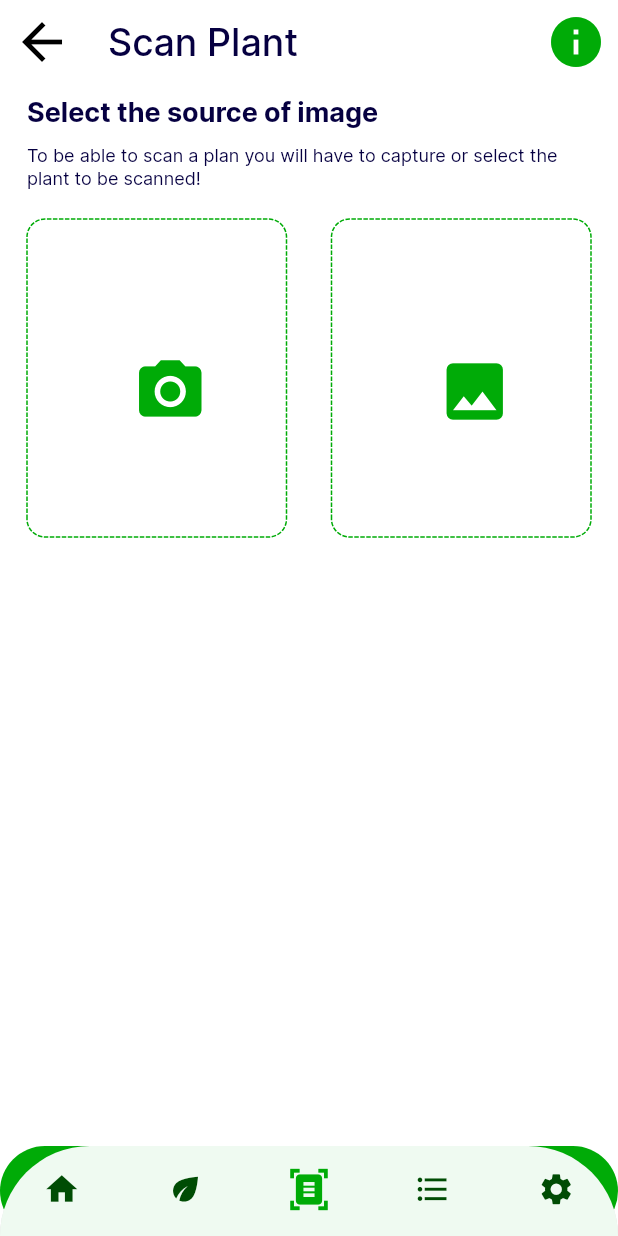
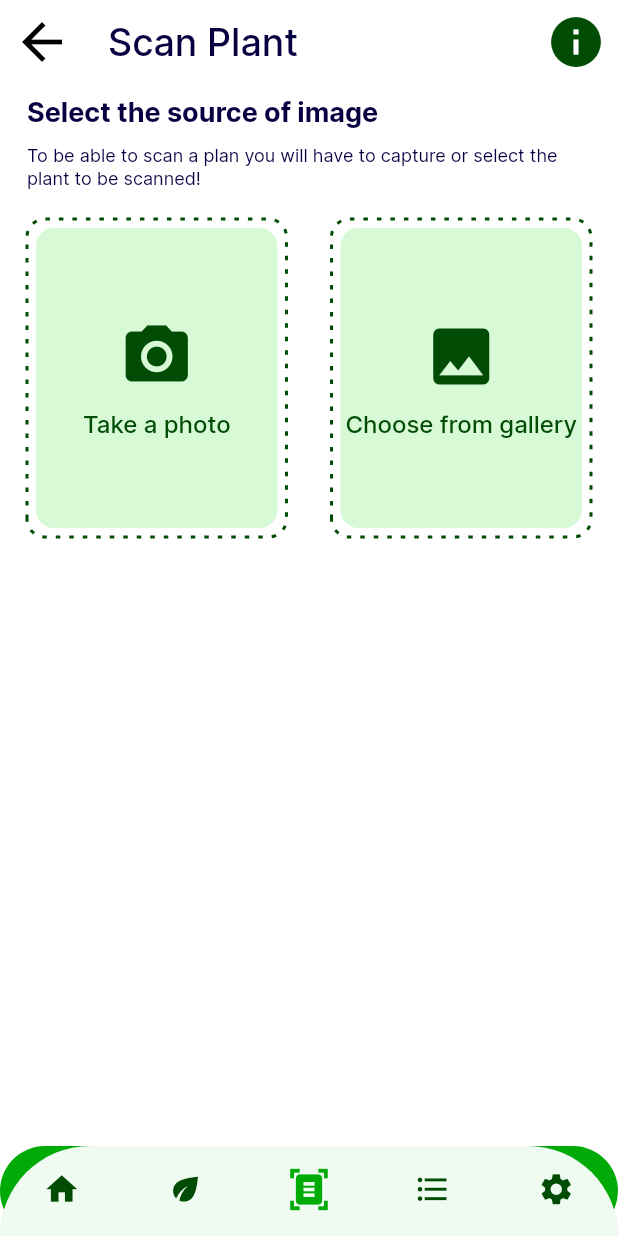
Before and after one commit to Atuoha/plantly, a Flutter app: the screen it shows once a user with an empty profile is signed in, item 3 of the bottom bar chosen, on a phone screen of 412 x 824 dp. Run offline on Flutter 3.47's test engine with Material 2 defaults, Android fonts, the phone set to English and light mode, and no system bars; drawn by our look-alikes of dotted_border; our stand-ins replace bloc, cloud_firestore, equatable, firebase_auth, firebase_core, flutter_bloc and 6 more; missing offline and left inert: is_first_run; accounts and stored records are empty; network calls fail.

Commit message:
theme adj

```diff
--- a/lib/presentation/screens/plant/single_view.dart
+++ b/lib/presentation/screens/plant/single_view.dart
@@ -31,7 +31,7 @@ class _SinglePlantScreenState extends State<SinglePlantScreen> {
           onPressed: () => Navigator.of(context).pop(),
           icon: const Icon(
             Icons.arrow_back,
-            color: primaryColor,
+            color: accentColor,
           ),
         ),
         title: Text(
--- a/lib/presentation/screens/plant/view_all.dart
+++ b/lib/presentation/screens/plant/view_all.dart
@@ -63,7 +63,7 @@ class _ViewAllPlantsState extends State<ViewAllPlants> {
           Padding(
             padding: const EdgeInsets.all(8.0),
             child: CircleAvatar(
-              backgroundColor: primaryColor,
+              backgroundColor: accentColor,
               child: GestureDetector(
                 onTap: () => Navigator.of(context)
                     .pushNamed(RouteManager.createPlantScreen),
--- a/lib/presentation/screens/scan/scan.dart
+++ b/lib/presentation/screens/scan/scan.dart
@@ -65,7 +65,7 @@ class _ScanScreenState extends State<ScanScreen> {
       floatingActionButtonLocation: FloatingActionButtonLocation.centerFloat,
       floatingActionButton: isImageSelected
           ? FloatingActionButton(
-              backgroundColor: primaryColor,
+              backgroundColor: accentColor,
               onPressed: () {},
               child: const Icon(
                 Icons.document_scanner_outlined,
@@ -93,7 +93,7 @@ class _ScanScreenState extends State<ScanScreen> {
             ),
             icon: const Icon(
               Icons.info,
-              color: primaryColor,
+              color: accentColor,
             ),
           )
         ],
@@ -128,6 +128,7 @@ class _ScanScreenState extends State<ScanScreen> {
                       Expanded(
                         child: ImagePickerUtil(
                           icon: Icons.camera_alt,
+                          title: 'Take a photo',
                           pickImageFnc: selectImage,
                           imageSource: ImagePathSource.camera,
                         ),
@@ -136,6 +137,7 @@ class _ScanScreenState extends State<ScanScreen> {
                       Expanded(
                         child: ImagePickerUtil(
                           icon: Icons.photo,
+                          title: 'Choose from gallery',
                           pickImageFnc: selectImage,
                           imageSource: ImagePathSource.gallery,
                         ),
@@ -146,7 +148,9 @@ class _ScanScreenState extends State<ScanScreen> {
                     children: [
                       DottedBorder(
                         borderType: BorderType.RRect,
-                        color: primaryColor,
+                        strokeWidth: 2,
+                        dashPattern: const [3, 6],
+                        color: accentColor,
                         radius: const Radius.circular(12),
                         padding: const EdgeInsets.all(6),
                         child: ClipRRect(
@@ -167,7 +171,7 @@ class _ScanScreenState extends State<ScanScreen> {
                         bottom: 10,
                         right: 10,
                         child: CircleAvatar(
-                          backgroundColor: primaryColor,
+                          backgroundColor: accentColor,
                           child: IconButton(
                             onPressed: () => resetIsImagePicked(),
                             icon: const Icon(
--- a/lib/presentation/screens/settings/settings.dart
+++ b/lib/presentation/screens/settings/settings.dart
@@ -60,7 +60,7 @@ class _SettingsScreenState extends State<SettingsScreen> {
             onPressed: () => signOut(),
             icon: const Icon(
               Icons.logout,
-              color: primaryColor,
+              color: accentColor,
             ),
           )
         ],
--- a/lib/presentation/screens/tasks/view_all.dart
+++ b/lib/presentation/screens/tasks/view_all.dart
@@ -22,7 +22,7 @@ class ViewAllTasks extends StatelessWidget {
           Padding(
             padding: const EdgeInsets.all(8.0),
             child: CircleAvatar(
-              backgroundColor: primaryColor,
+              backgroundColor: accentColor,
               child: GestureDetector(
                 onTap: () => Navigator.of(context)
                     .pushNamed(RouteManager.createTaskScreen),
--- a/lib/presentation/utils/image_picker.dart
+++ b/lib/presentation/utils/image_picker.dart
@@ -1,7 +1,9 @@
 import 'package:flutter/material.dart';
 import 'package:dotted_border/dotted_border.dart';
+import 'package:plantly/resources/styles_manager.dart';
 import '../../constants/enums/image_source.dart';
 import '../../constants/color.dart';
+import '../../resources/font_manager.dart';
 import '../../resources/values_manager.dart';
 
 class ImagePickerUtil extends StatelessWidget {
@@ -10,32 +12,52 @@ class ImagePickerUtil extends StatelessWidget {
     required this.icon,
     required this.imageSource,
     required this.pickImageFnc,
+    required this.title,
   }) : super(key: key);
   final IconData icon;
+  final String title;
   final ImagePathSource imageSource;
   final Function pickImageFnc;
 
   @override
   Widget build(BuildContext context) {
-    return DottedBorder(
+    return GestureDetector(
+      onTap: () => pickImageFnc(imageSource),
+      child: DottedBorder(
         borderType: BorderType.RRect,
-      color: primaryColor,
+        strokeWidth: 2,
+        dashPattern: const [3, 6],
+        color: accentColor,
         radius: const Radius.circular(12),
         padding: const EdgeInsets.all(6),
-      child: ClipRRect(
+        child: Container(
+          decoration: BoxDecoration(
+            color: bgLiteColor,
             borderRadius: const BorderRadius.all(
               Radius.circular(12),
             ),
+          ),
           child: SizedBox(
             height: 200,
-          child: Align(
-            alignment: Alignment.center,
-            child: IconButton(
-              onPressed: () => pickImageFnc(imageSource),
-              icon: Icon(
+            child: Center(
+              child: Column(
+                mainAxisAlignment: MainAxisAlignment.center,
+                children: [
+                  Icon(
                     icon,
                     size: AppSize.s50,
-                color: primaryColor,
+                    color: accentColor,
+                  ),
+                  const SizedBox(height: 10),
+                  Text(
+                    title,
+                    textAlign: TextAlign.center,
+                    style: getRegularStyle(
+                      color: accentColor,
+                      fontSize: FontSize.s16,
+                    ),
+                  )
+                ],
               ),
             ),
           ),
--- a/lib/presentation/widgets/loading.dart
+++ b/lib/presentation/widgets/loading.dart
@@ -10,7 +10,7 @@ class LoadingWidget extends StatelessWidget {
   @override
   Widget build(BuildContext context) {
     return LoadingAnimationWidget.inkDrop(
-      color: primaryColor,
+      color: accentColor,
       size: size,
     );
   }
--- a/lib/resources/theme_manager.dart
+++ b/lib/resources/theme_manager.dart
@@ -30,6 +30,8 @@ ThemeData getLightTheme() {
       backgroundColor: whiteColor,
     ),
 
+
+
     // card theme
     cardTheme: CardTheme(
       color: whiteColor,
@@ -54,7 +56,7 @@ ThemeData getLightTheme() {
           borderRadius: BorderRadius.circular(AppSize.s25),
         ),
         padding: const EdgeInsets.symmetric(vertical:AppSize.s16),
-        backgroundColor: primaryColor,
+        backgroundColor: accentColor,
         disabledBackgroundColor: accentColor,
         disabledForegroundColor: Colors.white,
         textStyle: getRegularStyle(
@@ -75,7 +77,7 @@ ThemeData getLightTheme() {
       ),
       enabledBorder: OutlineInputBorder(
         borderRadius: BorderRadius.circular(AppSize.s8),
-        borderSide:  const BorderSide(color: primaryColor),
+        borderSide:  const BorderSide(color: accentColor),
       ),
       errorBorder: OutlineInputBorder(
         borderRadius: BorderRadius.circular(AppSize.s8),
@@ -83,19 +85,19 @@ ThemeData getLightTheme() {
       ),
       focusedErrorBorder: OutlineInputBorder(
         borderRadius: BorderRadius.circular(AppSize.s8),
-        borderSide: const BorderSide(color: primaryColor),
+        borderSide: const BorderSide(color: accentColor),
       ),
       focusedBorder: OutlineInputBorder(
         borderRadius: BorderRadius.circular(AppSize.s8),
-        borderSide: const BorderSide(color: primaryColor, width:2),
+        borderSide: const BorderSide(color: accentColor, width:2),
       ),
       labelStyle: getRegularStyle(color: Colors.black),
       hintStyle: getRegularStyle(color: Colors.grey),
       contentPadding: const EdgeInsets.all(AppPadding.p8),
       errorStyle: getRegularStyle(color: Colors.red),
-      suffixIconColor: primaryColor,
+      suffixIconColor: accentColor,
       suffixStyle: getRegularStyle(color: Colors.grey),
-      prefixIconColor: primaryColor,
+      prefixIconColor: accentColor,
       prefixStyle: getRegularStyle(color: Colors.grey),
     ),
 
```
Lines whose indentation alone changed are shown as unchanged.
